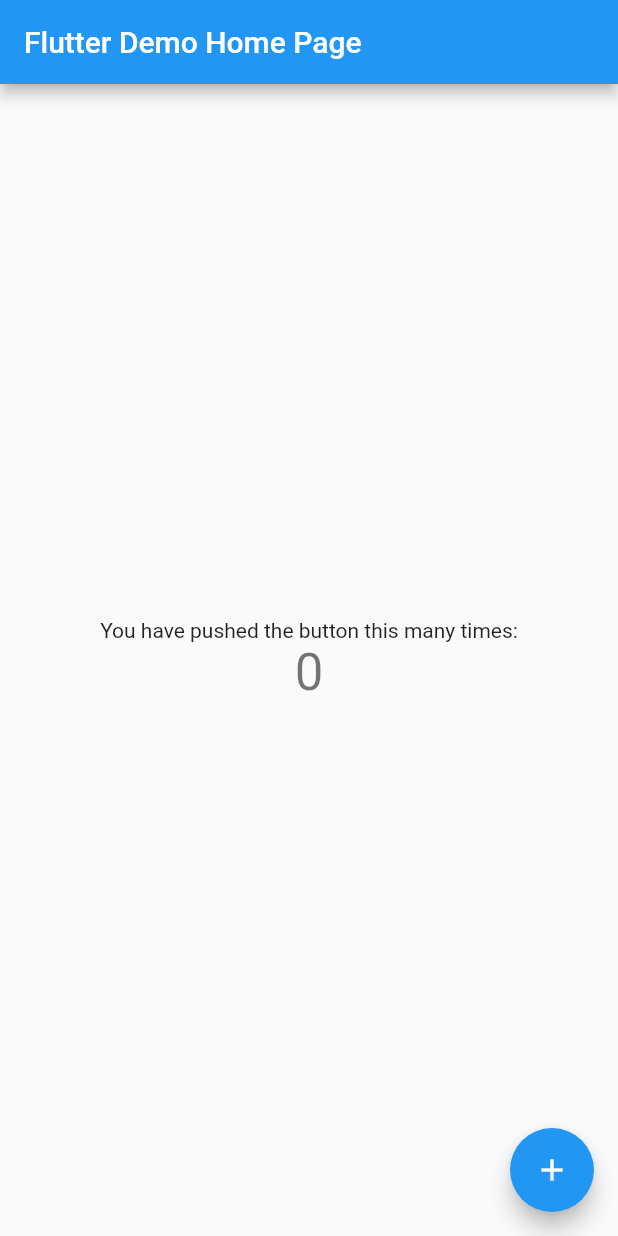
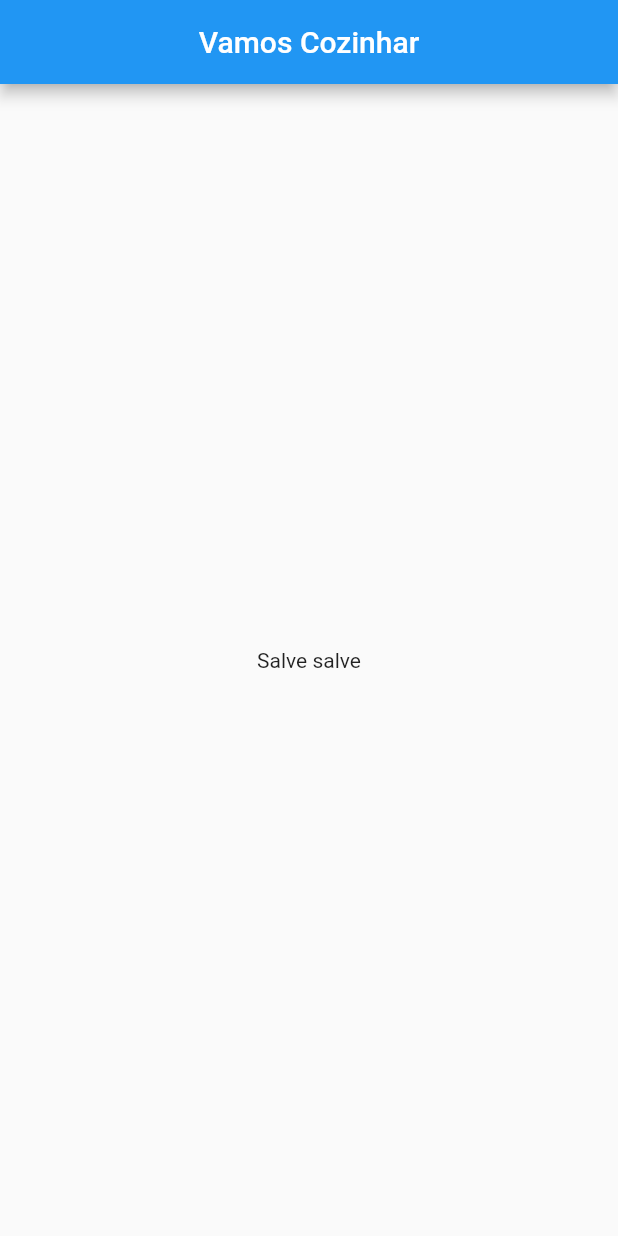
Before and after one commit to anderson-s/AppDeReceitas, a Flutter app: the screen it shows after launch, on a phone screen of 412 x 824 dp. Run offline on Flutter 3.47's test engine with Material 2 defaults, Android fonts, the phone set to English and light mode, and no system bars.

Commit message:
Adicionando primeiras alterações

```diff
--- /dev/null
+++ b/lib/home.dart
@@ -0,0 +1,23 @@
+import 'package:flutter/material.dart';
+
+class Home extends StatefulWidget {
+  const Home({super.key});
+
+  @override
+  State<Home> createState() => _HomeState();
+}
+
+class _HomeState extends State<Home> {
+  @override
+  Widget build(BuildContext context) {
+    return Scaffold(
+      appBar: AppBar(
+        title: const Text("Vamos Cozinhar"),
+        centerTitle: true,
+      ),
+      body: const Center(
+        child: Text("Salve salve"),
+      ),
+    );
+  }
+}
--- a/lib/main.dart
+++ b/lib/main.dart
@@ -1,115 +1,26 @@
+import 'package:app_receitas/home.dart';
 import 'package:flutter/material.dart';
 
 void main() {
-  runApp(const MyApp());
+  runApp(const MyWidget());
 }
 
-class MyApp extends StatelessWidget {
-  const MyApp({super.key});
+class MyWidget extends StatelessWidget {
+  const MyWidget({super.key});
 
-  // This widget is the root of your application.
   @override
   Widget build(BuildContext context) {
+    final tema = ThemeData();
     return MaterialApp(
-      title: 'Flutter Demo',
-      theme: ThemeData(
-        // This is the theme of your application.
-        //
-        // Try running your application with "flutter run". You'll see the
-        // application has a blue toolbar. Then, without quitting the app, try
-        // changing the primarySwatch below to Colors.green and then invoke
-        // "hot reload" (press "r" in the console where you ran "flutter run",
-        // or simply save your changes to "hot reload" in a Flutter IDE).
-        // Notice that the counter didn't reset back to zero; the application
-        // is not restarted.
-        primarySwatch: Colors.blue,
+      title: "Receitas",
+      theme: tema.copyWith(
+        colorScheme: tema.colorScheme.copyWith(
+          primary: Colors.blue,
+          // secondary: Colors.amber,
+        ),
       ),
-      home: const MyHomePage(title: 'Flutter Demo Home Page'),
+      home: const Home(),
+      debugShowCheckedModeBanner: false,
     );
   }
 }
-
-class MyHomePage extends StatefulWidget {
-  const MyHomePage({super.key, required this.title});
-
-  // This widget is the home page of your application. It is stateful, meaning
-  // that it has a State object (defined below) that contains fields that affect
-  // how it looks.
-
-  // This class is the configuration for the state. It holds the values (in this
-  // case the title) provided by the parent (in this case the App widget) and
-  // used by the build method of the State. Fields in a Widget subclass are
-  // always marked "final".
-
-  final String title;
-
-  @override
-  State<MyHomePage> createState() => _MyHomePageState();
-}
-
-class _MyHomePageState extends State<MyHomePage> {
-  int _counter = 0;
-
-  void _incrementCounter() {
-    setState(() {
-      // This call to setState tells the Flutter framework that something has
-      // changed in this State, which causes it to rerun the build method below
-      // so that the display can reflect the updated values. If we changed
-      // _counter without calling setState(), then the build method would not be
-      // called again, and so nothing would appear to happen.
-      _counter++;
-    });
-  }
-
-  @override
-  Widget build(BuildContext context) {
-    // This method is rerun every time setState is called, for instance as done
-    // by the _incrementCounter method above.
-    //
-    // The Flutter framework has been optimized to make rerunning build methods
-    // fast, so that you can just rebuild anything that needs updating rather
-    // than having to individually change instances of widgets.
-    return Scaffold(
-      appBar: AppBar(
-        // Here we take the value from the MyHomePage object that was created by
-        // the App.build method, and use it to set our appbar title.
-        title: Text(widget.title),
-      ),
-      body: Center(
-        // Center is a layout widget. It takes a single child and positions it
-        // in the middle of the parent.
-        child: Column(
-          // Column is also a layout widget. It takes a list of children and
-          // arranges them vertically. By default, it sizes itself to fit its
-          // children horizontally, and tries to be as tall as its parent.
-          //
-          // Invoke "debug painting" (press "p" in the console, choose the
-          // "Toggle Debug Paint" action from the Flutter Inspector in Android
-          // Studio, or the "Toggle Debug Paint" command in Visual Studio Code)
-          // to see the wireframe for each widget.
-          //
-          // Column has various properties to control how it sizes itself and
-          // how it positions its children. Here we use mainAxisAlignment to
-          // center the children vertically; the main axis here is the vertical
-          // axis because Columns are vertical (the cross axis would be
-          // horizontal).
-          mainAxisAlignment: MainAxisAlignment.center,
-          children: <Widget>[
-            const Text(
-              'You have pushed the button this many times:',
-            ),
-            Text(
-              '$_counter',
-              style: Theme.of(context).textTheme.headline4,
-            ),
-          ],
-        ),
-      ),
-      floatingActionButton: FloatingActionButton(
-        onPressed: _incrementCounter,
-        tooltip: 'Increment',
-        child: const Icon(Icons.add),
-      ), // This trailing comma makes auto-formatting nicer for build methods.
-    );
-  }
-}
```
Also changed, not shown: lib/models/category.dart (added, +13 -0 lines), lib/models/category_data.dart (added, +56 -0 lines), 1 other file.
